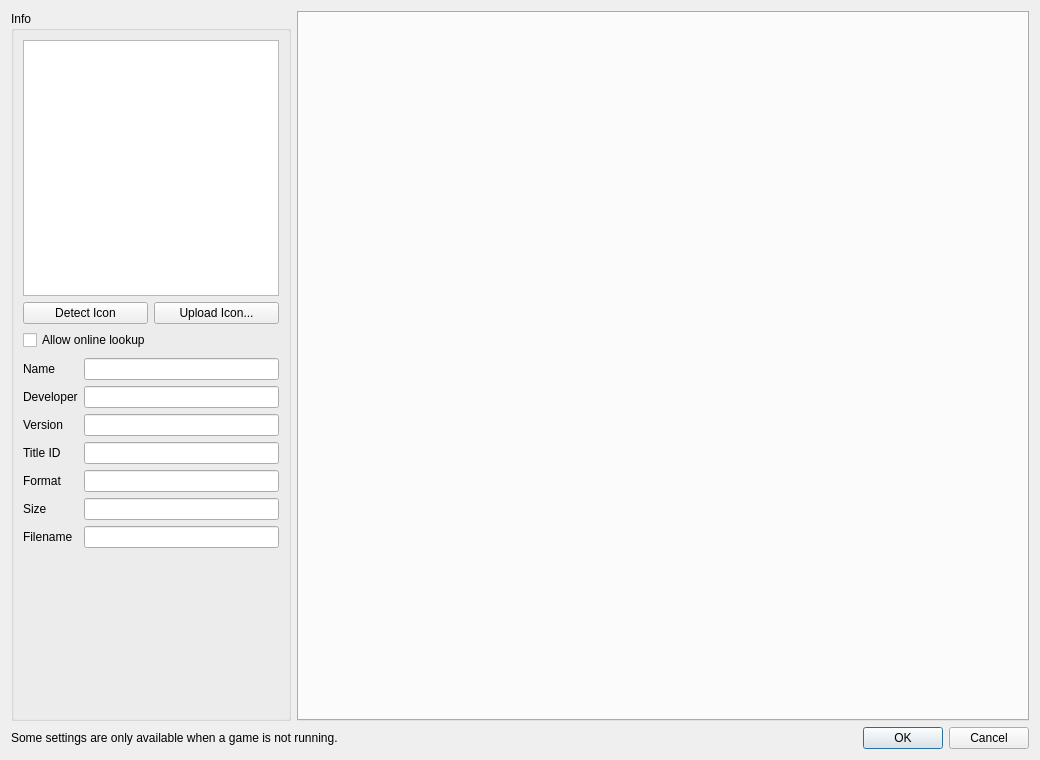
This is src/yuzu/configuration/configure_per_game.ui in myshadowww/Lichii as Qt 5 draws it before an edit. The edited form follows.
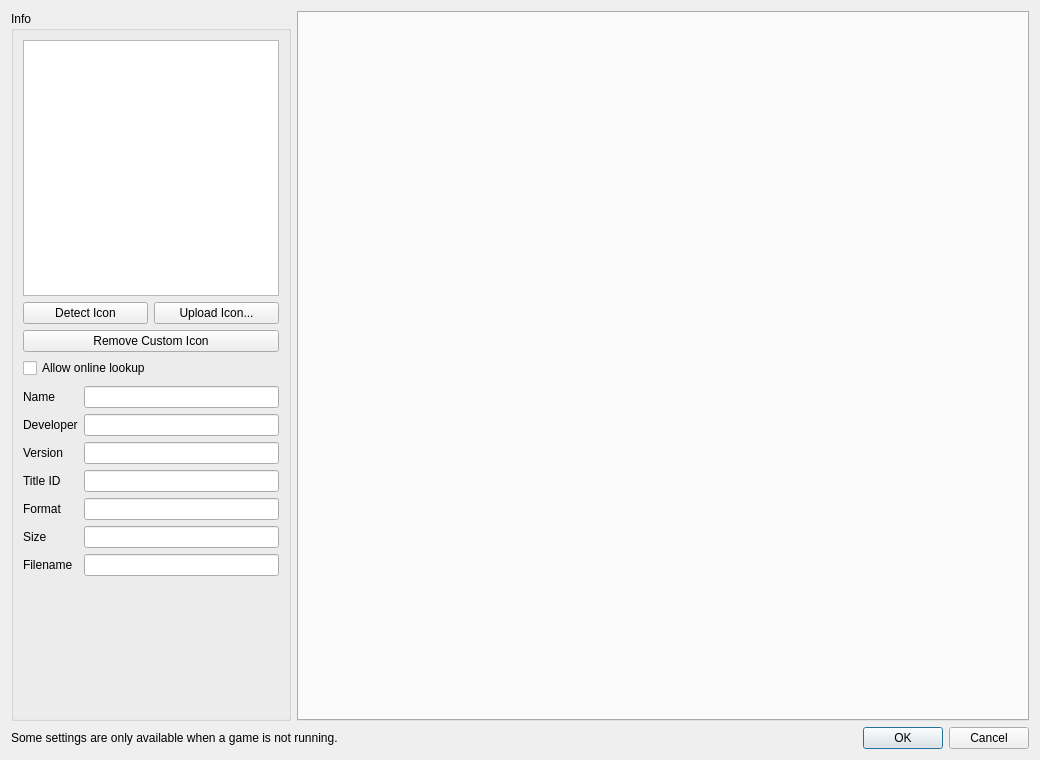
This is the edited form.

Commit message: game list: store custom artwork and names per program ID instead of rewriting the game (#1401)

What changed in the file:
```diff
--- a/src/yuzu/configuration/configure_per_game.ui
+++ b/src/yuzu/configuration/configure_per_game.ui
@@ -122,6 +122,16 @@
             </widget>
            </item>
            <item row="1" column="0" colspan="2">
+            <widget class="QPushButton" name="button_remove_icon">
+             <property name="toolTip">
+              <string>Show the game's own icon again. Apply or OK saves changes.</string>
+             </property>
+             <property name="text">
+              <string>Remove Custom Icon</string>
+             </property>
+            </widget>
+           </item>
+           <item row="2" column="0" colspan="2">
             <widget class="QCheckBox" name="allow_online_detection">
              <property name="text">
               <string>Allow online lookup</string>
```
The commit also changes 8 other files.
